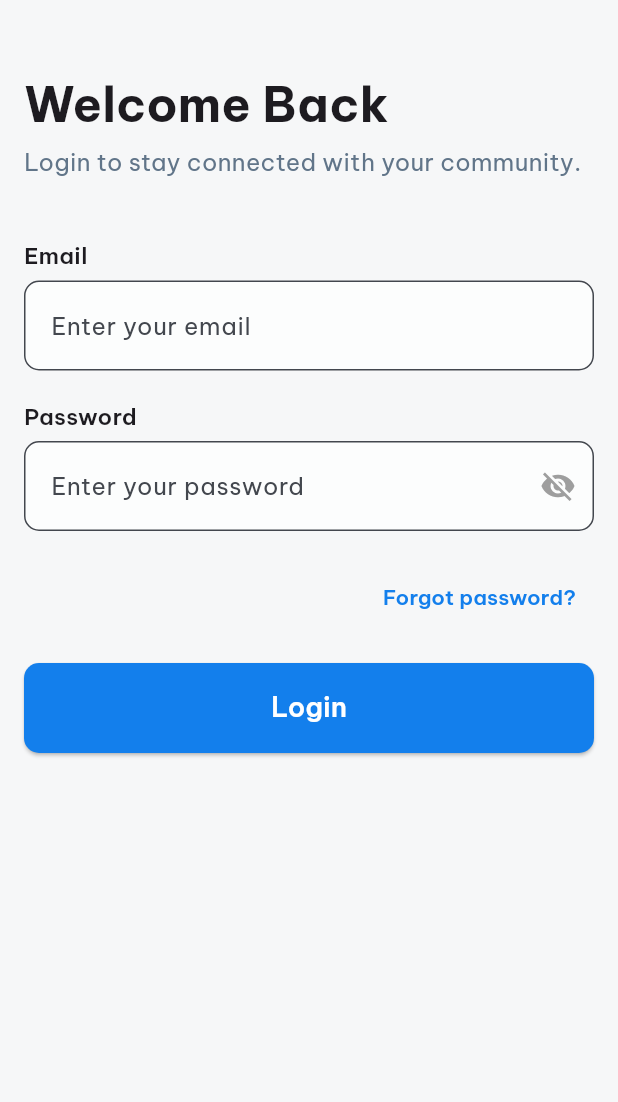
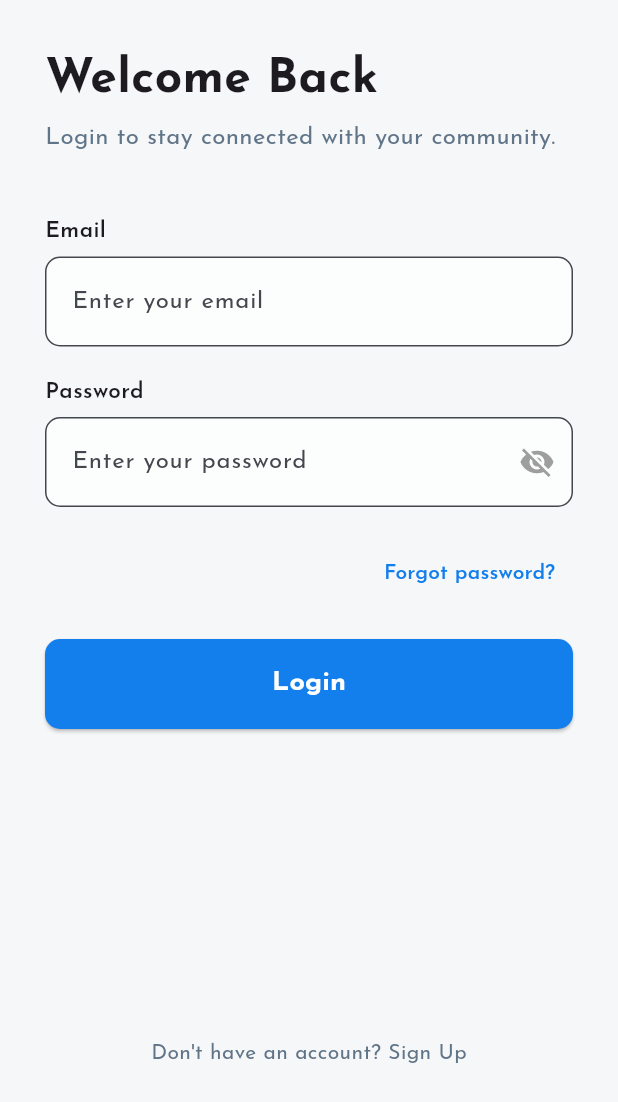
Before and after one commit to ElinorTch/mini_twitter, a Flutter app: the screen it shows after launch, on a phone screen of 412 x 824 dp. Shown: the top 1102 px of the screen. Run offline on Flutter 3.47's test engine with Material 3 defaults, Android fonts, the phone set to English and light mode, and no system bars; our stand-ins replace drift, drift_flutter, firebase_core, google_fonts; missing offline and left inert: firebase_ui_auth; accounts and stored records are empty; generated files the repository leaves out were written again.

Commit message:
feat: update LabeledInput border styles and enhance LoginPage layout with improved padding and text styling

```diff
--- a/lib/components/labeled_input.dart
+++ b/lib/components/labeled_input.dart
@@ -44,6 +44,17 @@ class LabeledInput extends StatelessWidget {
             ),
             border: OutlineInputBorder(
               borderRadius: BorderRadius.circular(10),
+              borderSide: BorderSide(
+                color: Colors.grey,
+                width: 0.5,
+              ),
+            ),
+            focusedBorder: OutlineInputBorder(
+              borderRadius: BorderRadius.circular(10),
+              borderSide: BorderSide(
+                color: Colors.grey,
+                width: 0.5,
+              ),
             ),
             filled: true,
             fillColor: Colors.white70,
--- a/lib/main.dart
+++ b/lib/main.dart
@@ -28,7 +28,7 @@ class MyApp extends StatelessWidget {
     return MaterialApp(
       debugShowCheckedModeBanner: false,
       theme: ThemeData(
-        textTheme: GoogleFonts.beVietnamProTextTheme(),
+        textTheme: GoogleFonts.josefinSansTextTheme(),
         useMaterial3: true,
         colorSchemeSeed: Colors.blue,
         navigationBarTheme: NavigationBarThemeData(
--- a/lib/pages/login.dart
+++ b/lib/pages/login.dart
@@ -20,7 +20,7 @@ class _LoginPageState extends State<LoginPage> {
       backgroundColor: Color(0xFFF6F7F8),
       body: SafeArea(
         child: SingleChildScrollView(
-          padding: const EdgeInsets.all(16),
+          padding: const EdgeInsets.only(left: 30, right: 30),
           child: Column(
             crossAxisAlignment: CrossAxisAlignment.start,
             mainAxisAlignment: MainAxisAlignment.start,
@@ -108,8 +108,22 @@ class _LoginPageState extends State<LoginPage> {
                 ),
                 child: const Text(
                   'Login',
-                  style: TextStyle(fontSize: 18, color: Colors.white, fontWeight: FontWeight.w600),
+                  style: TextStyle(fontSize: 18, color: Colors.white, fontWeight: FontWeight.bold),
                 ),
+              ),
+
+              SizedBox(height: MediaQuery.of(context).size.height * 0.25),
+
+              Row(
+                mainAxisAlignment: MainAxisAlignment.center,
+                children: [
+                  Text(
+                    "Don't have an account? Sign Up",
+                    style: TextStyle(
+                      color: Color(0xFF617589),
+                    ),
+                  ),
+                ],
               ),
             ],
           ),
```
